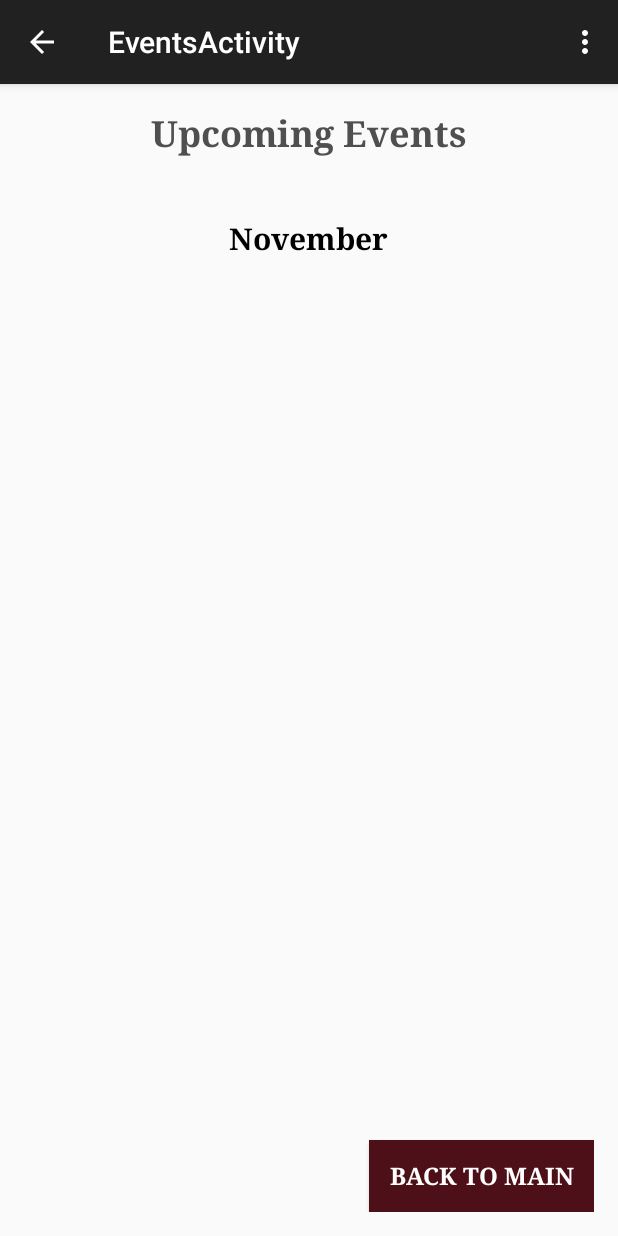
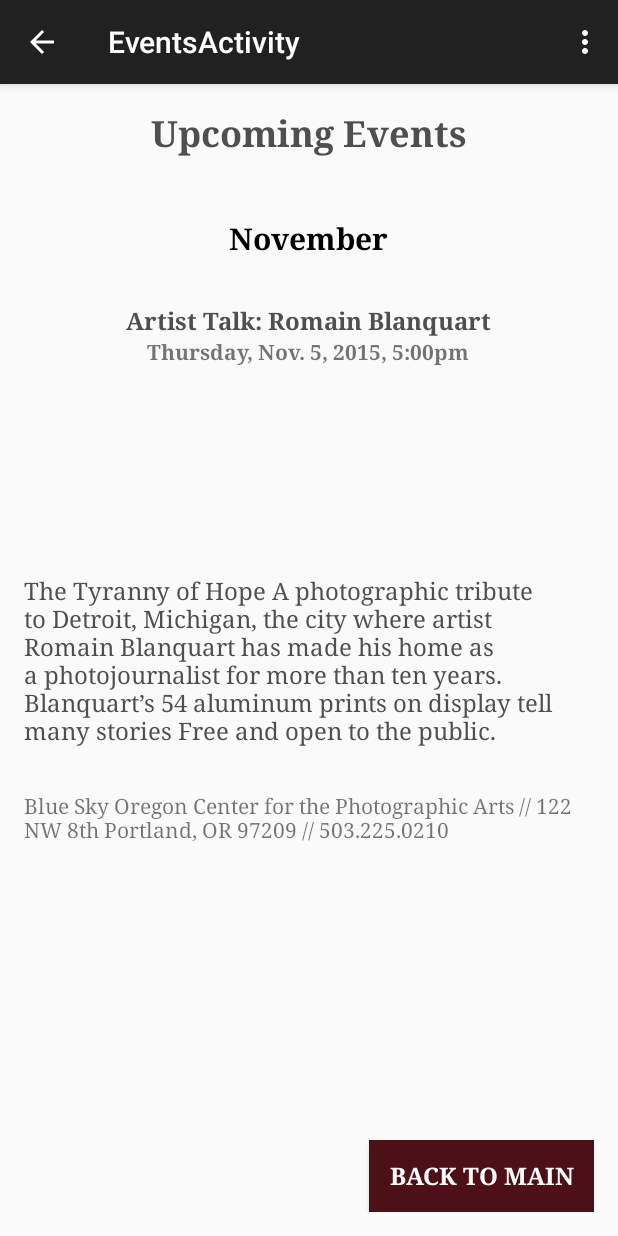
Before and after one commit to seg2136/android-code-review-art-app, an Android app: the EventsActivity screen opened directly, with no data from a screen before it, on a phone screen of 412 x 824 dp. Run offline under Robolectric (Android 15) with nearby library versions, the phone set to English and light mode, and no system bars.

Commit message:
Events info on events page

```diff
--- a/app/src/main/java/com/example/guest/artiseverywhere/models/ArtistBio.java
+++ b/app/src/main/java/com/example/guest/artiseverywhere/models/ArtistBio.java
@@ -36,6 +36,12 @@ public class ArtistBio {
                 R.drawable.murdza_therese
         ));
 
+        mArtists.add(new Artist("Andy Clift", "Andy Clift completed his MFA in Ceramics and Sculpture at the University of Delaware, Newark, Delaware, studying under Victor Spinski. He received his BFA in Graphic Design and Ceramics from Minnesota State University, Mankato, Minnesota, where he studied with James Tanner and Roy Strassburg. Andy’s large-scale ceramic sculpture and vessel forms pay tribute to the creativity and innovation of the natural world. \n" +
+                "\n" +
+                "Andy was born in Minneapolis, Minnesota and raised in Winona, Minnesota. From 2000-2011, he taught Ceramics and Sculpture at many colleges and universities in Southern California. Andy now resides in Portland Oregon with his wife Katie, two young boys, and Leon the dog.  He is busy setting up a new home studio and updating a mid-century modern home in the woods.",
+                R.drawable.andy_clift
+        ));
+
     }
 
 
--- a/app/src/main/res/layout/activity_events.xml
+++ b/app/src/main/res/layout/activity_events.xml
@@ -40,7 +40,7 @@
         android:layout_width="wrap_content"
         android:layout_height="wrap_content"
         android:text="November"
-        android:id="@+id/eventsDateLabel"
+        android:id="@+id/eventsMonthLabel"
         android:layout_below="@+id/eventsLabel"
         android:layout_centerHorizontal="true"
         android:layout_marginTop="30dp"
@@ -49,4 +49,50 @@
         android:textStyle="bold"
         android:typeface="serif"/>
 
+    <TextView
+        android:layout_width="wrap_content"
+        android:layout_height="wrap_content"
+        android:text="Artist Talk: Romain Blanquart"
+        android:id="@+id/eventTitle"
+        android:layout_marginTop="30dp"
+        android:layout_below="@+id/eventsMonthLabel"
+        android:layout_centerHorizontal="true"
+        android:textSize="16sp"
+        android:textColor="#4f4f4f"
+        android:typeface="serif"
+        android:textStyle="bold"/>
+
+    <TextView
+        android:layout_width="wrap_content"
+        android:layout_height="wrap_content"
+        android:text="Thursday, Nov. 5, 2015, 5:00pm"
+        android:id="@+id/eventDate"
+        android:layout_below="@+id/eventTitle"
+        android:layout_centerHorizontal="true"
+        android:textSize="14sp"
+        android:textStyle="bold"
+        android:typeface="serif"/>
+
+    <TextView
+        android:layout_width="wrap_content"
+        android:layout_height="wrap_content"
+        android:text="@string/tyranny_of_hope"
+        android:id="@+id/eventDescription"
+        android:layout_centerVertical="true"
+        android:layout_centerHorizontal="true"
+        android:typeface="serif"
+        android:textSize="16sp"
+        android:textColor="#4f4f4f"/>
+
+    <TextView
+        android:layout_width="wrap_content"
+        android:layout_height="wrap_content"
+        android:text="@string/blue_sky_venue_info"
+        android:id="@+id/eventVenueInfo"
+        android:layout_below="@+id/eventDescription"
+        android:layout_centerHorizontal="true"
+        android:layout_marginTop="30dp"
+        android:textSize="14sp"
+        android:typeface="serif"/>
+
 </RelativeLayout>
--- a/app/src/main/res/values/strings.xml
+++ b/app/src/main/res/values/strings.xml
@@ -7,4 +7,8 @@
     <string name="title_activity_artists">ArtistsActivity</string>
     <string name="title_activity_cities">Cities</string>
     <string name="jeff_conley_bio">Jeffrey Conley lives with his wife and daughter in Corvallis, Oregon. His work has been exhibited at numerous galleries and museums worldwide and is in the permanent collections of the Santa Barbara Museum of Art, the Museum of Fine Art, Houston, Rochester Institute of Technology, the Museum of Art, Nanao, Japan and others. His first monograph, Winter, was published by Nazraeli Press in 2010.</string>
+    <string name="tyranny_of_hope">The Tyranny of Hope A photographic tribute to Detroit, Michigan, the city where artist Romain Blanquart has made his home as a photojournalist for more than ten years. Blanquart’s 54 aluminum prints on display tell many stories Free and open to the public.</string>
+    <string name="blue_sky_venue_info">Blue Sky Oregon Center for the Photographic Arts //
+                                        122 NW 8th Portland, OR 97209 //
+                                        503.225.0210</string>
 </resources>
```
Also changed, not shown: 1 other file.
